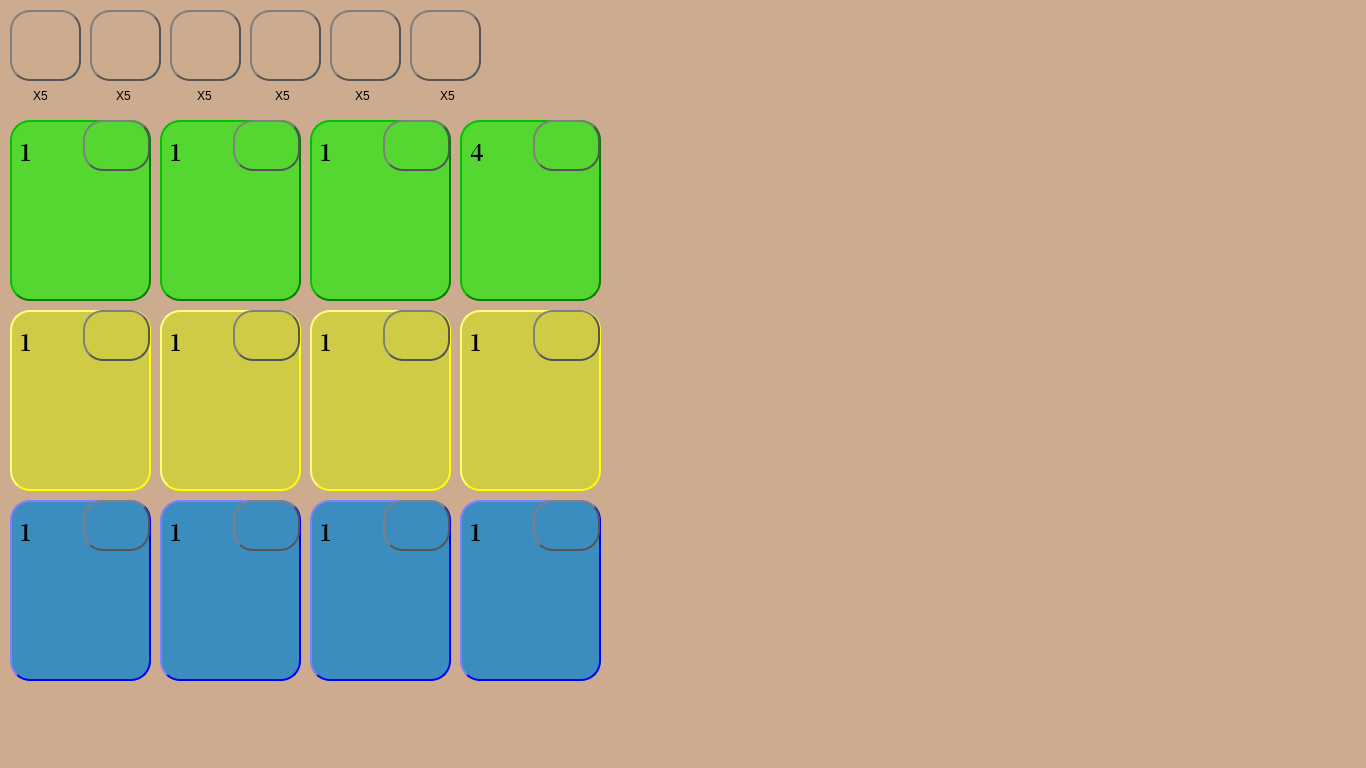
Qt form Splendor/Game.ui (xadla/Splendor) before a commit.
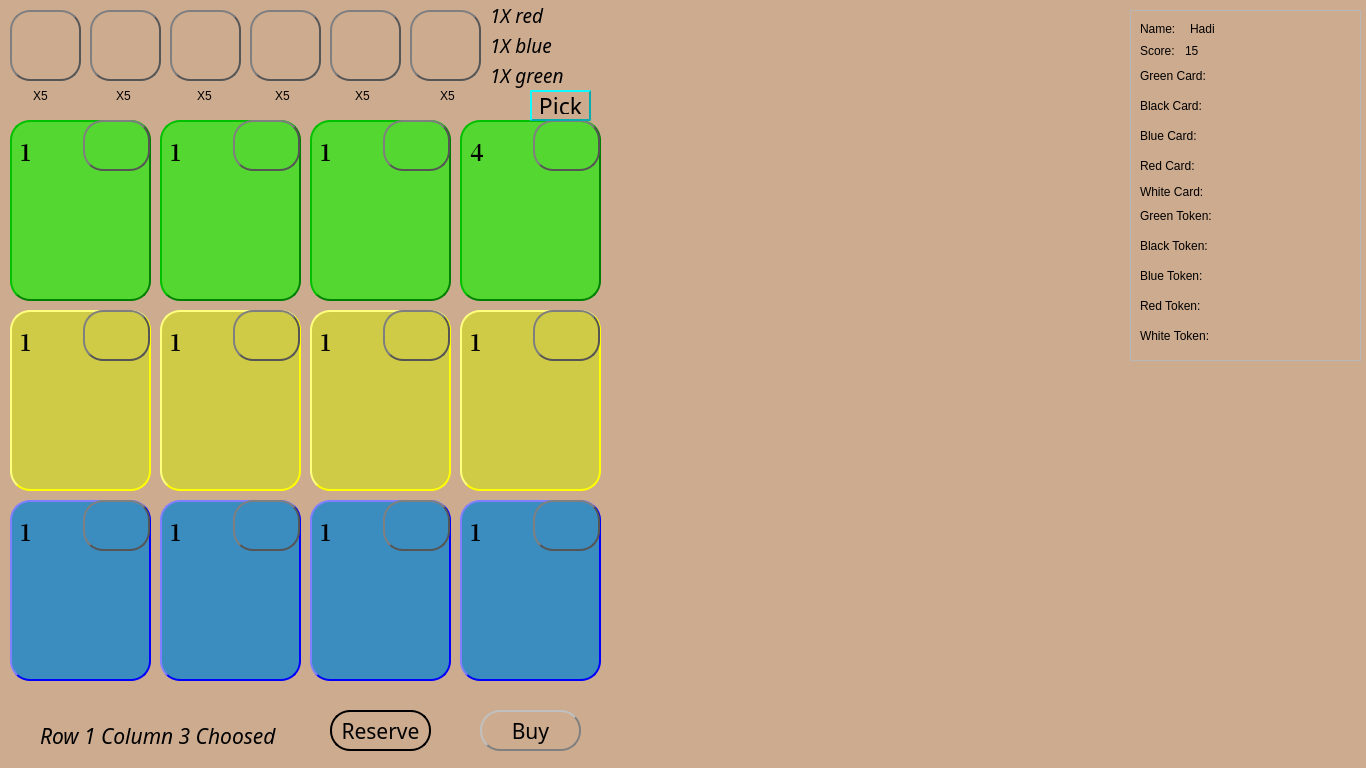
The same form after that commit. Icons and pictures are not drawn.

Commit message: update board game

Patch:
```diff
--- a/Splendor/Game.ui
+++ b/Splendor/Game.ui
@@ -1838,6 +1838,434 @@
     <string>1</string>
    </property>
   </widget>
+  <widget class="QLabel" name="tokenRecive1">
+   <property name="geometry">
+    <rect>
+     <x>490</x>
+     <y>0</y>
+     <width>101</width>
+     <height>31</height>
+    </rect>
+   </property>
+   <property name="font">
+    <font>
+     <family>Sahadeva</family>
+     <pointsize>14</pointsize>
+     <italic>true</italic>
+    </font>
+   </property>
+   <property name="text">
+    <string>1X red</string>
+   </property>
+  </widget>
+  <widget class="QLabel" name="tokenRecive2">
+   <property name="geometry">
+    <rect>
+     <x>490</x>
+     <y>30</y>
+     <width>101</width>
+     <height>31</height>
+    </rect>
+   </property>
+   <property name="font">
+    <font>
+     <family>Sahadeva</family>
+     <pointsize>14</pointsize>
+     <italic>true</italic>
+    </font>
+   </property>
+   <property name="text">
+    <string>1X blue</string>
+   </property>
+  </widget>
+  <widget class="QLabel" name="tokenRecive3">
+   <property name="geometry">
+    <rect>
+     <x>490</x>
+     <y>60</y>
+     <width>101</width>
+     <height>31</height>
+    </rect>
+   </property>
+   <property name="font">
+    <font>
+     <family>Sahadeva</family>
+     <pointsize>14</pointsize>
+     <italic>true</italic>
+    </font>
+   </property>
+   <property name="text">
+    <string>1X green</string>
+   </property>
+  </widget>
+  <widget class="QPushButton" name="reserveBTN">
+   <property name="geometry">
+    <rect>
+     <x>330</x>
+     <y>710</y>
+     <width>101</width>
+     <height>41</height>
+    </rect>
+   </property>
+   <property name="font">
+    <font>
+     <family>TenaliRamakrishna</family>
+     <pointsize>16</pointsize>
+    </font>
+   </property>
+   <property name="cursor">
+    <cursorShape>PointingHandCursor</cursorShape>
+   </property>
+   <property name="styleSheet">
+    <string notr="true">border: 2px solid black;
+border-radius: 20px;
+border-style: outset;
+padding: 5px;</string>
+   </property>
+   <property name="text">
+    <string>Reserve</string>
+   </property>
+  </widget>
+  <widget class="QPushButton" name="buyButton">
+   <property name="geometry">
+    <rect>
+     <x>480</x>
+     <y>710</y>
+     <width>101</width>
+     <height>41</height>
+    </rect>
+   </property>
+   <property name="font">
+    <font>
+     <family>TenaliRamakrishna</family>
+     <pointsize>16</pointsize>
+    </font>
+   </property>
+   <property name="cursor">
+    <cursorShape>PointingHandCursor</cursorShape>
+   </property>
+   <property name="styleSheet">
+    <string notr="true">border: 2px solid gray;
+border-radius: 20px;
+border-style: outset;
+padding: 5px;</string>
+   </property>
+   <property name="text">
+    <string>Buy</string>
+   </property>
+  </widget>
+  <widget class="QLabel" name="cardChoosed">
+   <property name="geometry">
+    <rect>
+     <x>40</x>
+     <y>720</y>
+     <width>251</width>
+     <height>31</height>
+    </rect>
+   </property>
+   <property name="font">
+    <font>
+     <family>TenaliRamakrishna</family>
+     <pointsize>16</pointsize>
+     <italic>true</italic>
+    </font>
+   </property>
+   <property name="text">
+    <string>Row 1 Column 3 Choosed</string>
+   </property>
+  </widget>
+  <widget class="QPushButton" name="tokenClear3">
+   <property name="geometry">
+    <rect>
+     <x>590</x>
+     <y>60</y>
+     <width>21</width>
+     <height>21</height>
+    </rect>
+   </property>
+   <property name="cursor">
+    <cursorShape>PointingHandCursor</cursorShape>
+   </property>
+   <property name="styleSheet">
+    <string notr="true">border:none;</string>
+   </property>
+   <property name="text">
+    <string/>
+   </property>
+   <property name="icon">
+    <iconset theme="application-exit"/>
+   </property>
+  </widget>
+  <widget class="QPushButton" name="tokenClear2">
+   <property name="geometry">
+    <rect>
+     <x>590</x>
+     <y>35</y>
+     <width>21</width>
+     <height>21</height>
+    </rect>
+   </property>
+   <property name="cursor">
+    <cursorShape>PointingHandCursor</cursorShape>
+   </property>
+   <property name="styleSheet">
+    <string notr="true">border:none;
+
+</string>
+   </property>
+   <property name="text">
+    <string/>
+   </property>
+   <property name="icon">
+    <iconset theme="application-exit"/>
+   </property>
+  </widget>
+  <widget class="QPushButton" name="tokenClear1">
+   <property name="geometry">
+    <rect>
+     <x>590</x>
+     <y>10</y>
+     <width>21</width>
+     <height>21</height>
+    </rect>
+   </property>
+   <property name="cursor">
+    <cursorShape>PointingHandCursor</cursorShape>
+   </property>
+   <property name="styleSheet">
+    <string notr="true">border:none;</string>
+   </property>
+   <property name="text">
+    <string/>
+   </property>
+   <property name="icon">
+    <iconset theme="application-exit"/>
+   </property>
+  </widget>
+  <widget class="QPushButton" name="pickTokens">
+   <property name="geometry">
+    <rect>
+     <x>530</x>
+     <y>90</y>
+     <width>61</width>
+     <height>31</height>
+    </rect>
+   </property>
+   <property name="font">
+    <font>
+     <family>TenaliRamakrishna</family>
+     <pointsize>17</pointsize>
+     <italic>false</italic>
+    </font>
+   </property>
+   <property name="styleSheet">
+    <string notr="true">border: 2px solid rgb(6, 171, 174);
+border-radius: 20px;
+border-style: outset;
+padding: 5px;</string>
+   </property>
+   <property name="text">
+    <string>Pick</string>
+   </property>
+  </widget>
+  <widget class="QFrame" name="playerOne">
+   <property name="geometry">
+    <rect>
+     <x>1130</x>
+     <y>10</y>
+     <width>231</width>
+     <height>351</height>
+    </rect>
+   </property>
+   <property name="frameShape">
+    <enum>QFrame::StyledPanel</enum>
+   </property>
+   <property name="frameShadow">
+    <enum>QFrame::Raised</enum>
+   </property>
+   <widget class="QLabel" name="nameOneLBL">
+    <property name="geometry">
+     <rect>
+      <x>10</x>
+      <y>10</y>
+      <width>51</width>
+      <height>17</height>
+     </rect>
+    </property>
+    <property name="text">
+     <string>Name:</string>
+    </property>
+   </widget>
+   <widget class="QLabel" name="nameForOne">
+    <property name="geometry">
+     <rect>
+      <x>60</x>
+      <y>8</y>
+      <width>161</width>
+      <height>21</height>
+     </rect>
+    </property>
+    <property name="text">
+     <string>Hadi</string>
+    </property>
+   </widget>
+   <widget class="QLabel" name="redTokenOne">
+    <property name="geometry">
+     <rect>
+      <x>10</x>
+      <y>280</y>
+      <width>81</width>
+      <height>31</height>
+     </rect>
+    </property>
+    <property name="text">
+     <string>Red Token:</string>
+    </property>
+   </widget>
+   <widget class="QLabel" name="whiteTokenOne">
+    <property name="geometry">
+     <rect>
+      <x>10</x>
+      <y>310</y>
+      <width>91</width>
+      <height>31</height>
+     </rect>
+    </property>
+    <property name="text">
+     <string>White Token:</string>
+    </property>
+   </widget>
+   <widget class="QLabel" name="blueTokenOne">
+    <property name="geometry">
+     <rect>
+      <x>10</x>
+      <y>250</y>
+      <width>81</width>
+      <height>31</height>
+     </rect>
+    </property>
+    <property name="text">
+     <string>Blue Token:</string>
+    </property>
+   </widget>
+   <widget class="QLabel" name="blackTokenOne">
+    <property name="geometry">
+     <rect>
+      <x>10</x>
+      <y>220</y>
+      <width>91</width>
+      <height>31</height>
+     </rect>
+    </property>
+    <property name="text">
+     <string>Black Token:</string>
+    </property>
+   </widget>
+   <widget class="QLabel" name="greenTokenOne">
+    <property name="geometry">
+     <rect>
+      <x>10</x>
+      <y>190</y>
+      <width>91</width>
+      <height>31</height>
+     </rect>
+    </property>
+    <property name="text">
+     <string>Green Token:</string>
+    </property>
+   </widget>
+   <widget class="QLabel" name="scoreOne">
+    <property name="geometry">
+     <rect>
+      <x>10</x>
+      <y>30</y>
+      <width>41</width>
+      <height>21</height>
+     </rect>
+    </property>
+    <property name="text">
+     <string>Score:</string>
+    </property>
+   </widget>
+   <widget class="QLabel" name="greenCardOne">
+    <property name="geometry">
+     <rect>
+      <x>10</x>
+      <y>50</y>
+      <width>81</width>
+      <height>31</height>
+     </rect>
+    </property>
+    <property name="text">
+     <string>Green Card:</string>
+    </property>
+   </widget>
+   <widget class="QLabel" name="blackCardOne">
+    <property name="geometry">
+     <rect>
+      <x>10</x>
+      <y>80</y>
+      <width>81</width>
+      <height>31</height>
+     </rect>
+    </property>
+    <property name="text">
+     <string>Black Card:</string>
+    </property>
+   </widget>
+   <widget class="QLabel" name="blueCardOne">
+    <property name="geometry">
+     <rect>
+      <x>10</x>
+      <y>110</y>
+      <width>71</width>
+      <height>31</height>
+     </rect>
+    </property>
+    <property name="text">
+     <string>Blue Card:</string>
+    </property>
+   </widget>
+   <widget class="QLabel" name="redCardOne">
+    <property name="geometry">
+     <rect>
+      <x>10</x>
+      <y>140</y>
+      <width>71</width>
+      <height>31</height>
+     </rect>
+    </property>
+    <property name="text">
+     <string>Red Card:</string>
+    </property>
+   </widget>
+   <widget class="QLabel" name="whiteCardOne">
+    <property name="geometry">
+     <rect>
+      <x>10</x>
+      <y>166</y>
+      <width>81</width>
+      <height>31</height>
+     </rect>
+    </property>
+    <property name="text">
+     <string>White Card:</string>
+    </property>
+   </widget>
+   <widget class="QLabel" name="label">
+    <property name="geometry">
+     <rect>
+      <x>55</x>
+      <y>25</y>
+      <width>31</width>
+      <height>31</height>
+     </rect>
+    </property>
+    <property name="text">
+     <string>15</string>
+    </property>
+   </widget>
+  </widget>
  </widget>
  <resources/>
  <connections/>
```
The commit also changes 7 other files.
